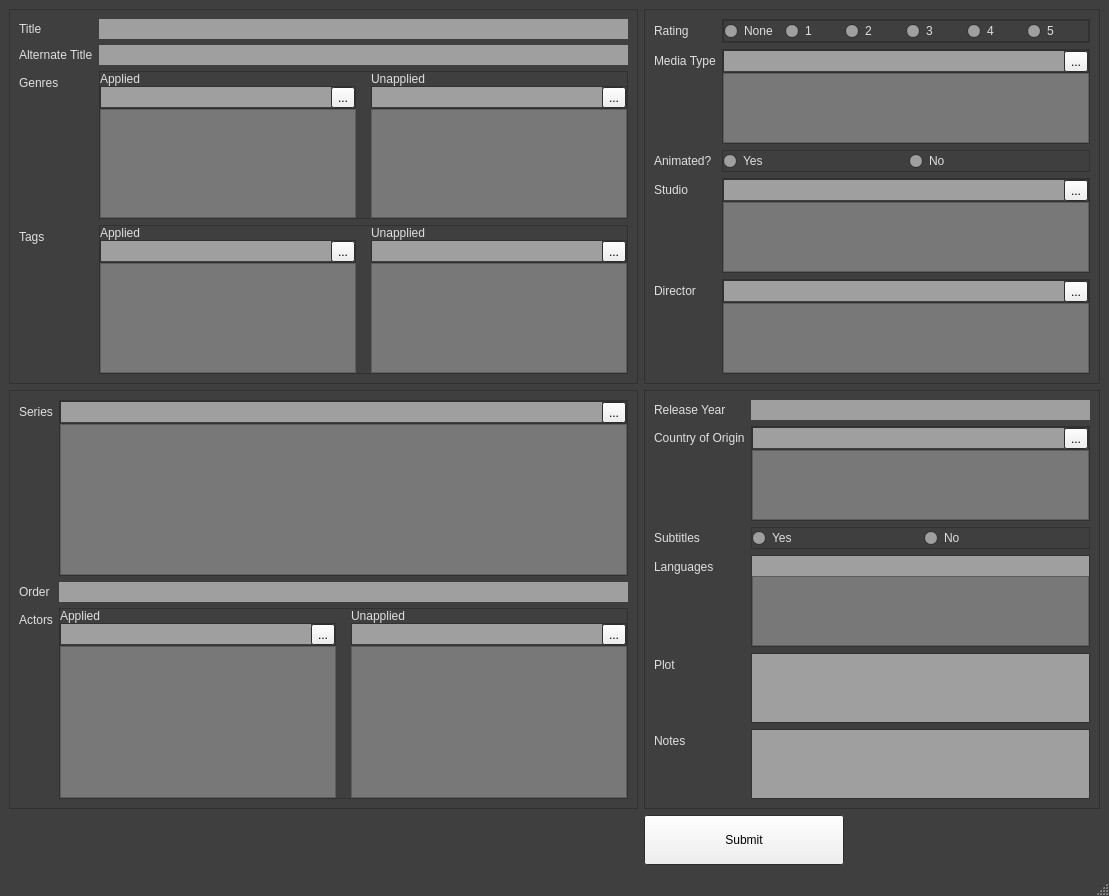
Qt form ui/edit_ui.ui (rexosorous/media-organizer) before a commit.
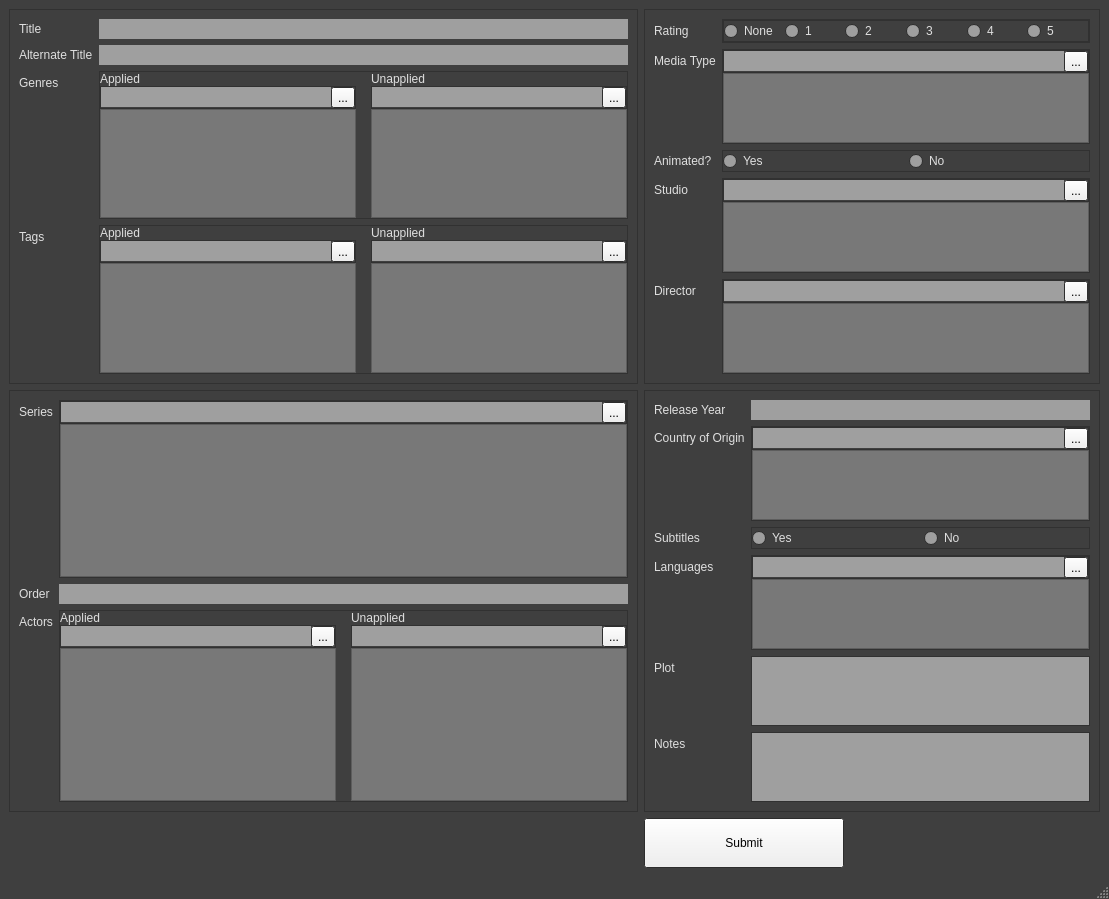
The same form after that commit.

```diff
--- a/ui/edit_ui.ui
+++ b/ui/edit_ui.ui
@@ -450,9 +450,6 @@
                <property name="text">
                 <string>...</string>
                </property>
-               <property name="checkable">
-                <bool>true</bool>
-               </property>
               </widget>
              </item>
             </layout>
@@ -534,9 +531,6 @@
                <property name="text">
                 <string>...</string>
                </property>
-               <property name="checkable">
-                <bool>true</bool>
-               </property>
               </widget>
              </item>
             </layout>
@@ -1876,6 +1870,30 @@
            <number>0</number>
           </property>
           <item>
+           <widget class="QFrame" name="frame_23">
+            <property name="frameShape">
+             <enum>QFrame::StyledPanel</enum>
+            </property>
+            <property name="frameShadow">
+             <enum>QFrame::Raised</enum>
+            </property>
+            <layout class="QHBoxLayout" name="horizontalLayout_5">
+             <property name="spacing">
+              <number>0</number>
+             </property>
+             <property name="leftMargin">
+              <number>0</number>
+             </property>
+             <property name="topMargin">
+              <number>0</number>
+             </property>
+             <property name="rightMargin">
+              <number>0</number>
+             </property>
+             <property name="bottomMargin">
+              <number>0</number>
+             </property>
+             <item>
            <widget class="QLineEdit" name="language">
             <property name="palette">
              <palette>
@@ -1923,6 +1941,16 @@
            </widget>
           </item>
           <item>
+              <widget class="QToolButton" name="language_button">
+               <property name="text">
+                <string>...</string>
+               </property>
+              </widget>
+             </item>
+            </layout>
+           </widget>
+          </item>
+          <item>
            <widget class="QListWidget" name="language_list">
             <property name="styleSheet">
              <string notr="true">QListWidget{background:rgb(120,120,120)}
```
Left out of the diff: 27 changed lines with no effect on the pictures. Lines whose indentation alone changed are shown as unchanged.
